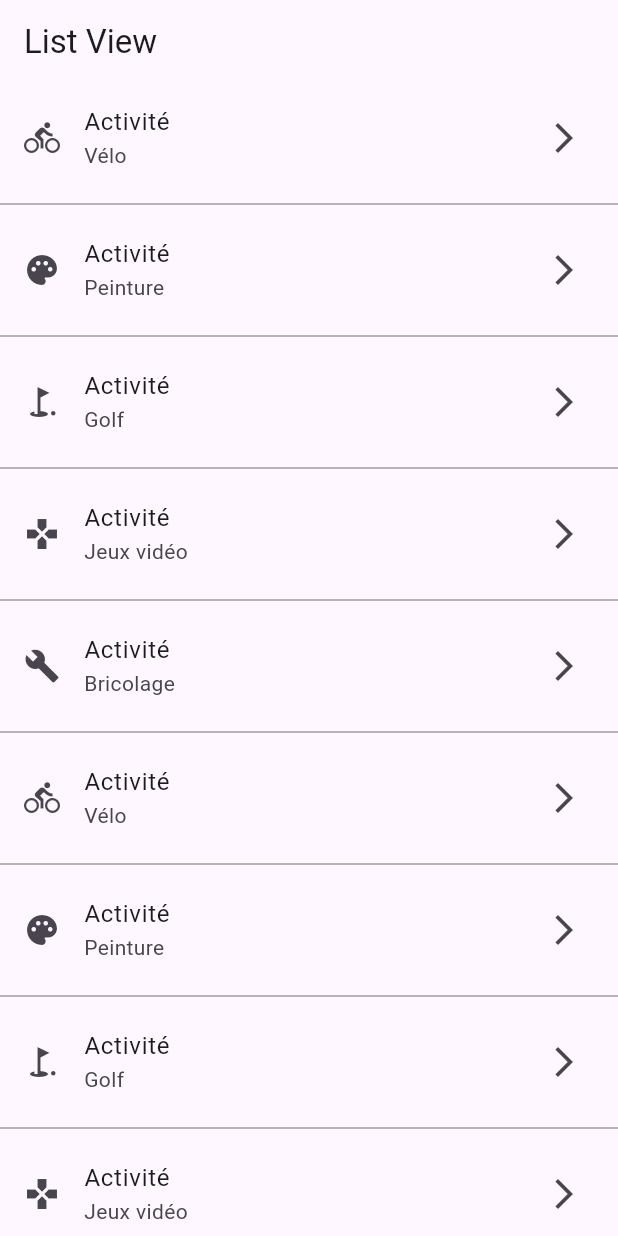
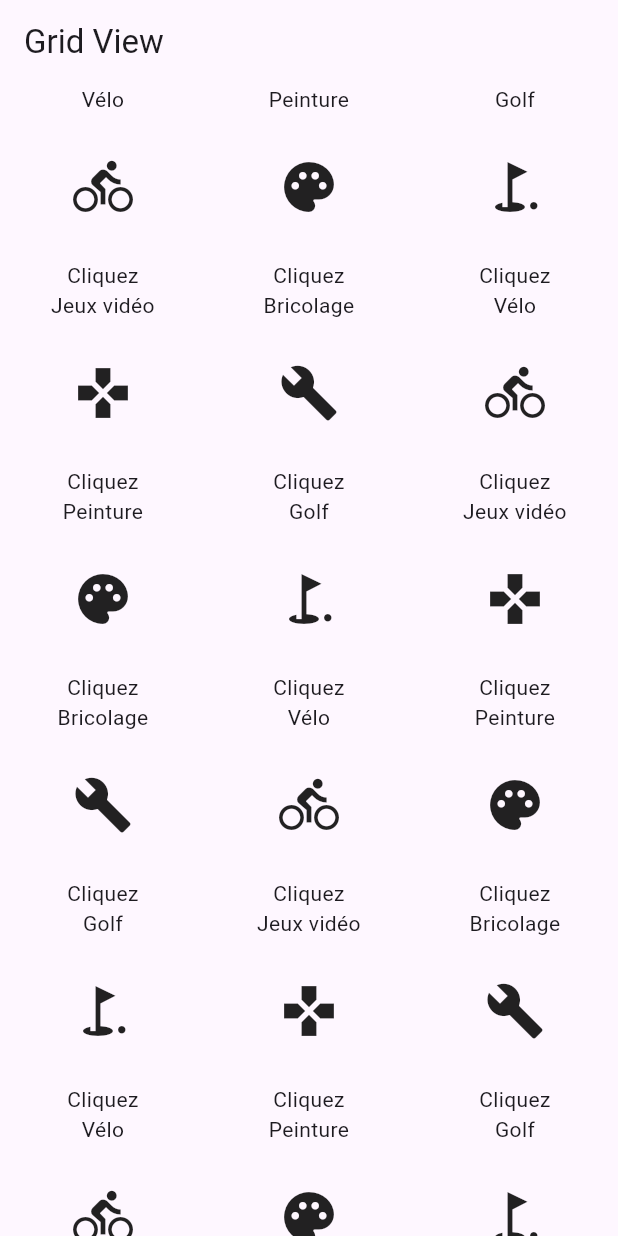
Before and after one commit to fabienlierville/flutter_di22-2_scrollable, a Flutter app: the screen it shows after launch, on a phone screen of 412 x 824 dp. Run offline on Flutter 3.47's test engine with Material 3 defaults, Android fonts, the phone set to English and light mode, and no system bars.

Commit message:
GridView avec GridTile

```diff
--- a/lib/main.dart
+++ b/lib/main.dart
@@ -1,4 +1,5 @@
 import 'package:flutter/material.dart';
+import 'package:scrollable/pages/grid_view_page.dart';
 import 'package:scrollable/pages/list_view_page.dart';
 import 'package:scrollable/pages/single_child_page.dart';
 
@@ -18,7 +19,7 @@ class MyApp extends StatelessWidget {
         colorScheme: ColorScheme.fromSeed(seedColor: Colors.deepPurple),
         useMaterial3: true,
       ),
-      home: const ListViewPage(),
+      home: const GridViewPage(),
     );
   }
 }
--- /dev/null
+++ b/lib/pages/grid_view_page.dart
@@ -0,0 +1,65 @@
+
+import 'package:flutter/material.dart';
+import 'package:scrollable/models/activite.dart';
+
+class GridViewPage extends StatefulWidget {
+  const GridViewPage({super.key});
+
+  @override
+  State<GridViewPage> createState() => _GridViewPageState();
+}
+
+class _GridViewPageState extends State<GridViewPage> {
+  List<Activite> activites = [
+    Activite(nom: "Vélo", icone: Icons.directions_bike),
+    Activite(nom: "Peinture", icone: Icons.palette),
+    Activite(nom: "Golf", icone: Icons.golf_course),
+    Activite(nom: "Jeux vidéo", icone: Icons.gamepad),
+    Activite(nom: "Bricolage", icone: Icons.build),
+    Activite(nom: "Vélo", icone: Icons.directions_bike),
+    Activite(nom: "Peinture", icone: Icons.palette),
+    Activite(nom: "Golf", icone: Icons.golf_course),
+    Activite(nom: "Jeux vidéo", icone: Icons.gamepad),
+    Activite(nom: "Bricolage", icone: Icons.build),
+    Activite(nom: "Vélo", icone: Icons.directions_bike),
+    Activite(nom: "Peinture", icone: Icons.palette),
+    Activite(nom: "Golf", icone: Icons.golf_course),
+    Activite(nom: "Jeux vidéo", icone: Icons.gamepad),
+    Activite(nom: "Bricolage", icone: Icons.build),
+    Activite(nom: "Vélo", icone: Icons.directions_bike),
+    Activite(nom: "Peinture", icone: Icons.palette),
+    Activite(nom: "Golf", icone: Icons.golf_course),
+    Activite(nom: "Jeux vidéo", icone: Icons.gamepad),
+    Activite(nom: "Bricolage", icone: Icons.build),
+    Activite(nom: "Vélo", icone: Icons.directions_bike),
+    Activite(nom: "Peinture", icone: Icons.palette),
+    Activite(nom: "Golf", icone: Icons.golf_course),
+    Activite(nom: "Jeux vidéo", icone: Icons.gamepad),
+    Activite(nom: "Bricolage", icone: Icons.build),
+    Activite(nom: "Vélo", icone: Icons.directions_bike),
+    Activite(nom: "Peinture", icone: Icons.palette),
+    Activite(nom: "Golf", icone: Icons.golf_course),
+    Activite(nom: "Jeux vidéo", icone: Icons.gamepad),
+    Activite(nom: "Bricolage", icone: Icons.build),
+  ];
+
+  @override
+  Widget build(BuildContext context) {
+    return Scaffold(
+      appBar: AppBar(
+        title: Text("Grid View"),
+      ),
+      body: GridView.builder(
+          gridDelegate: SliverGridDelegateWithFixedCrossAxisCount(crossAxisCount: 3),
+          itemCount: activites.length,
+          itemBuilder: (context, index){
+            return GridTile(
+                header: Text(activites[index].nom,textAlign: TextAlign.center),
+              footer: Text("Cliquez", textAlign: TextAlign.center,),
+              child: Icon(activites[index].icone, size: 40,),
+            );
+          }
+      ),
+    );
+  }
+}
```
